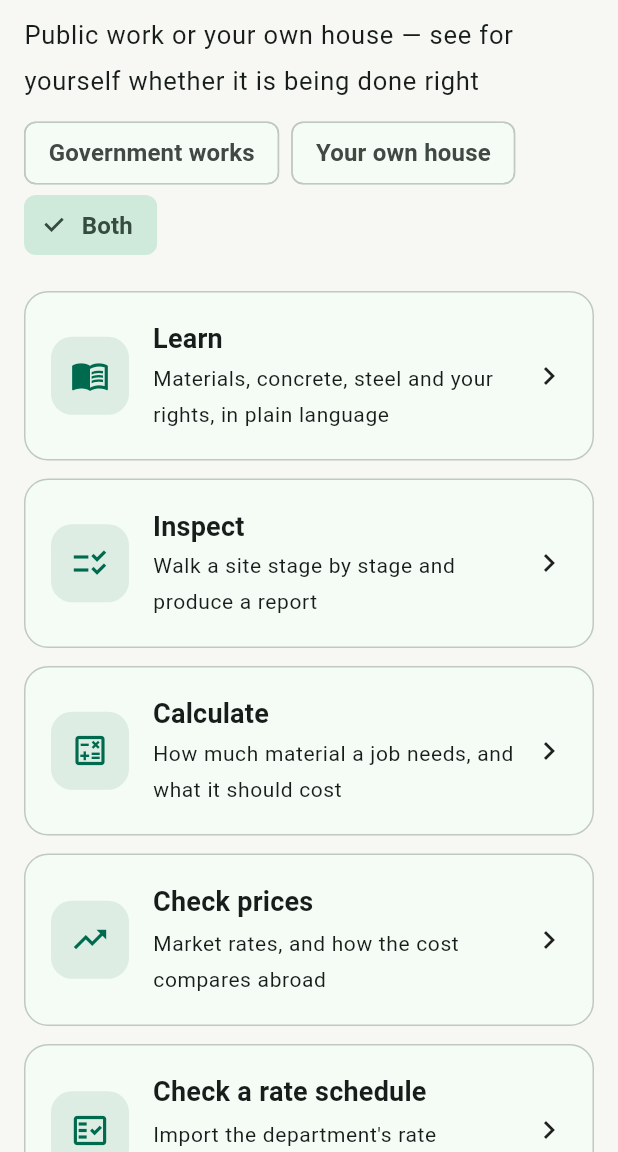
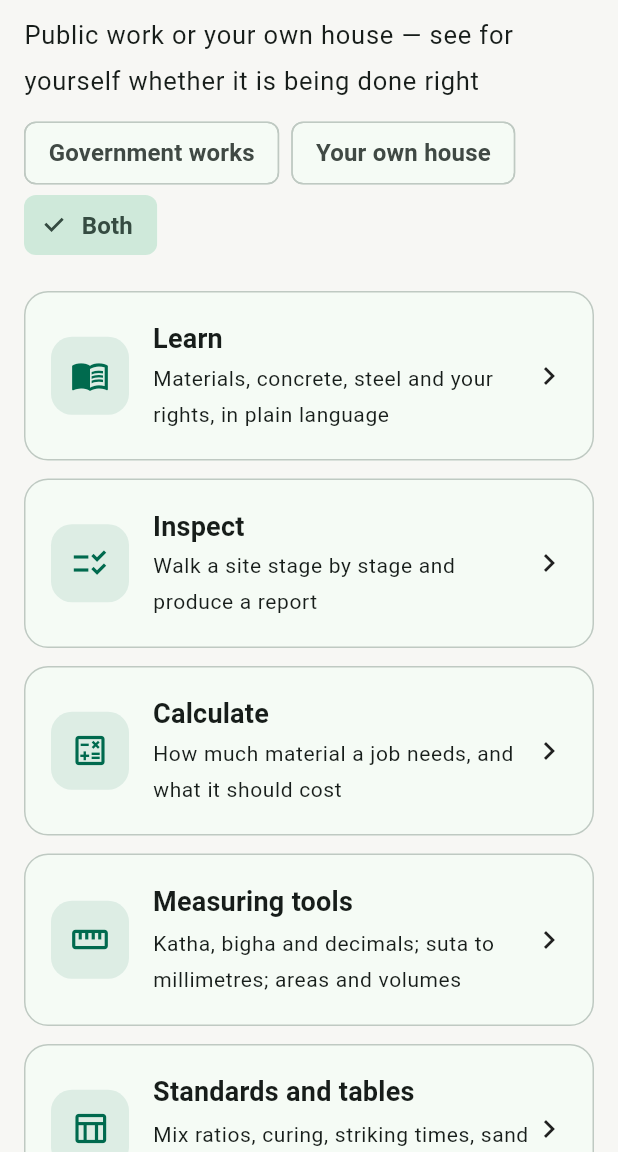
Before and after one commit to farhadh35/nirman-pahara, a Flutter app: the screen it shows after launch, after a tap on "English", after a tap on "Next", on a phone screen of 412 x 824 dp, the part 84-1236 px from its top. Run offline on Flutter 3.47's test engine with Material 3 defaults, Android fonts, the phone set to English and light mode, and no system bars; our stand-ins replace file_picker, geolocator, image_picker, pdf, share_plus, shared_preferences; missing offline and left inert: excel; accounts and stored records are empty.

Commit message:
Reach the measuring tools, the tables and the plot rules from the home page
Three doors that did not exist: the land-unit and geometry converters, the
reference tables, and what the gazette allows on a plot. Everything Phase 2
built was logic with tests and no way in.

মুখ is a mouth, or a person's face. It is not the side of a beam, and it was
being used for one in the shuttering tool and in the brick-bond drawing. পাশ
and দিক where a surface is meant; the genuine idioms stay — মুখের কথা is spoken
word, and a drain really does have a মুখ.

The shuttering form asked for "Measurement 1" and "Measurement 2" and explained
four different meanings in a hint, because the calculator takes a, b and runFt
whose meaning changes with what is being built. That is a defect in the API I
wrote, and a form cannot paper over it. CalcField can now rename itself with
another field's choice, so the box says "beam width, inches" or "slab length,
feet" depending on what is selected. A wall no longer has to be given a second
cross-section it does not have.

The home-page tests now scroll to each door instead of assuming the page fits
on one screen. It stopped fitting three doors ago, and a test that only sees
the top of a list quietly stops testing the bottom of it.

```diff
--- a/lib/features/guide/diagrams/materials_diagrams.dart
+++ b/lib/features/guide/diagrams/materials_diagrams.dart
@@ -203,10 +203,10 @@ class BrickBondPainter extends CustomPainter {
       canvas,
       english
           ? (bn
-              ? 'এক সারি লম্বা মুখ, পরের সারি আড়াআড়ি মুখ'
+              ? 'এক সারি লম্বা পাশ, পরের সারি আড়াআড়ি পাশ'
               : 'One course all stretchers, the next all headers')
           : (bn
-              ? 'একই সারিতে লম্বা আর আড়াআড়ি মুখ পাশাপাশি'
+              ? 'একই সারিতে লম্বা আর আড়াআড়ি দিক পাশাপাশি'
               : 'Stretchers and headers alternate within the course'),
       Offset(cell.left + 8, area.bottom + 6),
       colour: palette.muted,
--- a/lib/features/home/ui/home_screen.dart
+++ b/lib/features/home/ui/home_screen.dart
@@ -6,6 +6,9 @@ import '../../../core/content/models.dart';
 import '../../../core/i18n/app_locale.dart';
 import '../../../core/i18n/strings.dart';
 import '../../calculators/ui/calculators_screen.dart';
+import '../../lookups/ui/lookups_screen.dart';
+import '../../measure/ui/measure_screen.dart';
+import '../../rules/ui/far_screen.dart';
 import '../../guide/ui/guide_screens.dart';
 import '../../inspection/ui/inspection_screens.dart';
 import '../../prices/ui/prices_screen.dart';
@@ -59,6 +62,33 @@ class HomeScreen extends StatelessWidget {
             title: context.t(S.calculate),
             subtitle: context.t(S.calculateSub),
             onTap: () => _go(context, const CalculatorsScreen()),
+          ),
+          _Door(
+            icon: Icons.straighten_outlined,
+            title: context.locale.isBangla ? 'মাপজোখ' : 'Measuring tools',
+            subtitle: context.locale.isBangla
+                ? 'কাঠা-বিঘা-শতাংশ, সুতা থেকে মিলিমিটার, ক্ষেত্রফল ও আয়তন'
+                : 'Katha, bigha and decimals; suta to millimetres; areas and '
+                    'volumes',
+            onTap: () => _go(context, const MeasureScreen()),
+          ),
+          _Door(
+            icon: Icons.table_chart_outlined,
+            title: context.locale.isBangla ? 'মাপ ও তালিকা' : 'Standards and tables',
+            subtitle: context.locale.isBangla
+                ? 'অনুপাত, কিউরিং, শাটার খোলার সময়, বালির এফএম'
+                : 'Mix ratios, curing, striking times, sand fineness',
+            onTap: () => _go(context, const LookupsScreen()),
+          ),
+          _Door(
+            icon: Icons.apartment_outlined,
+            title: context.locale.isBangla
+                ? 'জমিতে কতটুকু করা যাবে'
+                : 'What the plot allows',
+            subtitle: context.locale.isBangla
+                ? 'সামনের রাস্তার মাপ ধরে গেজেটের FAR সূচক'
+                : "The gazette's FAR index, read off the road in front",
+            onTap: () => _go(context, const FarScreen()),
           ),
           _Door(
             icon: Icons.trending_up,
--- a/lib/features/measure/ui/measure_screen.dart
+++ b/lib/features/measure/ui/measure_screen.dart
@@ -272,8 +272,8 @@ class _SutaTabState extends State<_SutaTab> {
             child: Column(
               children: [
                 ValueRow(
-                  label: context.t(nearest.label),
-                  value: nearest.inchLabel,
+                  label: Bn.localiseDigits(context.t(nearest.label), locale),
+                  value: Bn.localiseDigits(nearest.inchLabel, locale),
                   emphasis: true,
                 ),
                 ValueRow(
@@ -322,7 +322,7 @@ class _SutaTabState extends State<_SutaTab> {
                 for (final s in SutaSize.values)
                   DataRow(cells: [
                     DataCell(Text(Bn.localiseDigits('${s.suta}', locale))),
-                    DataCell(Text(s.inchLabel)),
+                    DataCell(Text(Bn.localiseDigits(s.inchLabel, locale))),
                     DataCell(Text(Bn.number(s.nominalMm.toDouble(),
                         decimals: 0, locale: locale))),
                     DataCell(Text(Bn.number(s.roundingMm,
```
Also changed, not shown: lib/features/calculators/logic/shuttering.dart (+10 -6 lines), lib/features/calculators/ui/calc_spec.dart (+90 -29 lines), lib/features/calculators/ui/calculator_screen.dart (+21 -5 lines), 1 other file.
